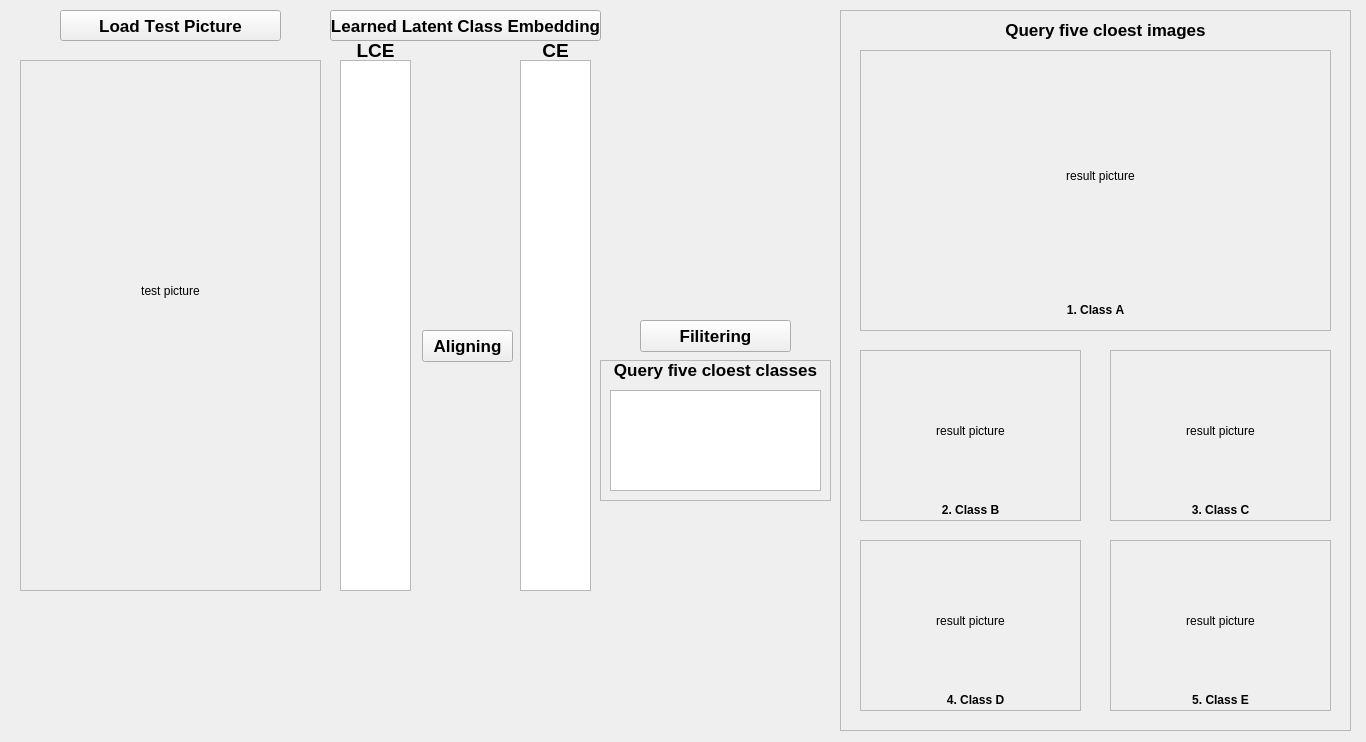
pansam996/paperDemo, file demoUI.ui: the form before one commit.
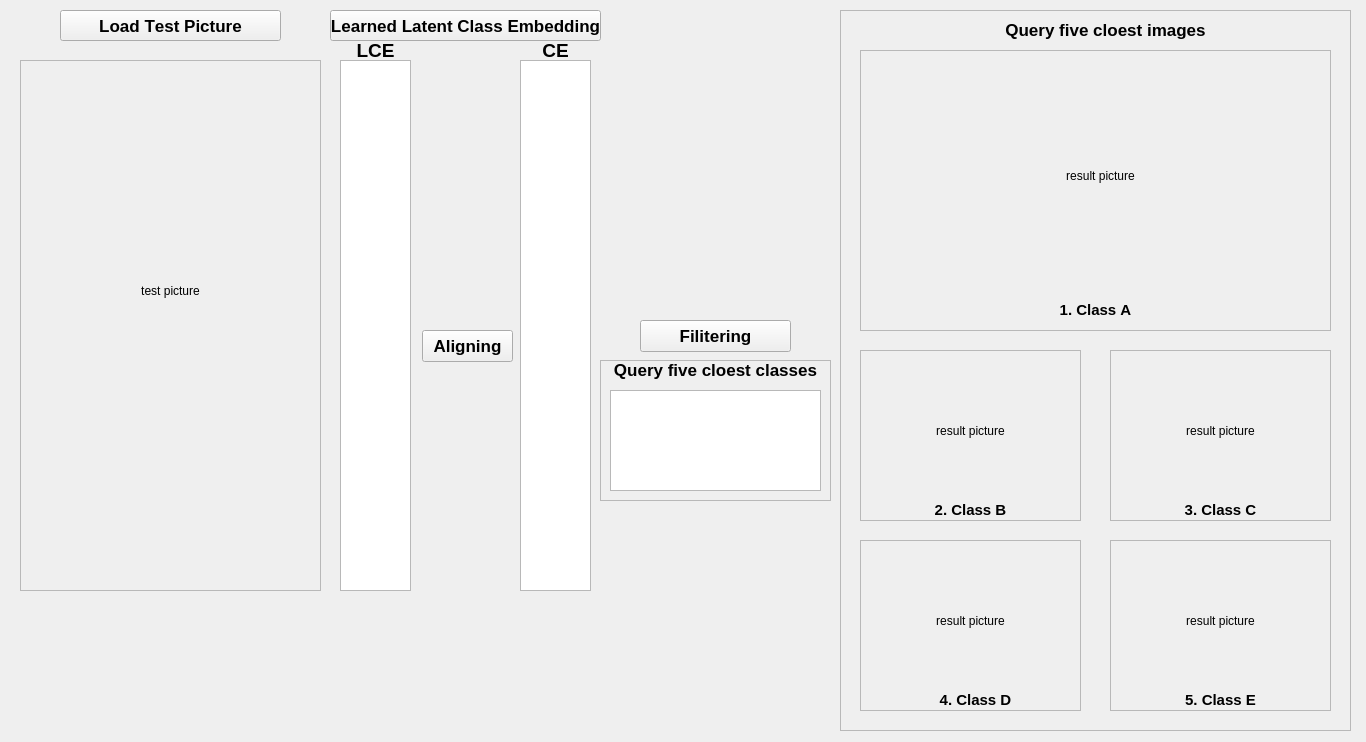
The form after the commit.

```diff
--- a/demoUI.ui
+++ b/demoUI.ui
@@ -303,6 +303,7 @@
       </property>
       <property name="font">
        <font>
+        <pointsize>11</pointsize>
         <weight>75</weight>
         <bold>true</bold>
        </font>
@@ -360,6 +361,7 @@
       </property>
       <property name="font">
        <font>
+        <pointsize>11</pointsize>
         <weight>75</weight>
         <bold>true</bold>
        </font>
@@ -417,6 +419,7 @@
       </property>
       <property name="font">
        <font>
+        <pointsize>11</pointsize>
         <weight>75</weight>
         <bold>true</bold>
        </font>
@@ -474,6 +477,7 @@
       </property>
       <property name="font">
        <font>
+        <pointsize>11</pointsize>
         <weight>75</weight>
         <bold>true</bold>
        </font>
@@ -531,6 +535,7 @@
       </property>
       <property name="font">
        <font>
+        <pointsize>11</pointsize>
         <weight>75</weight>
         <bold>true</bold>
        </font>
```
